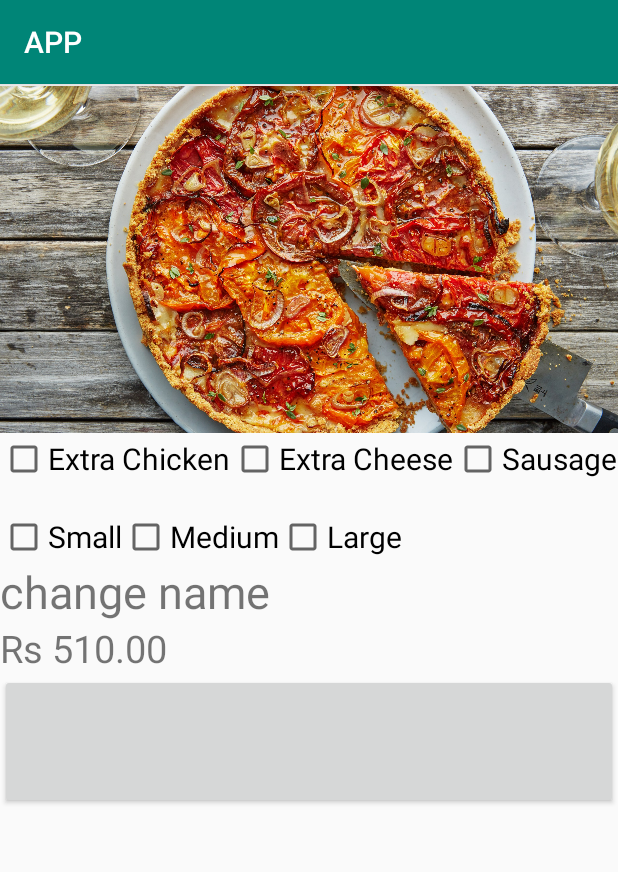
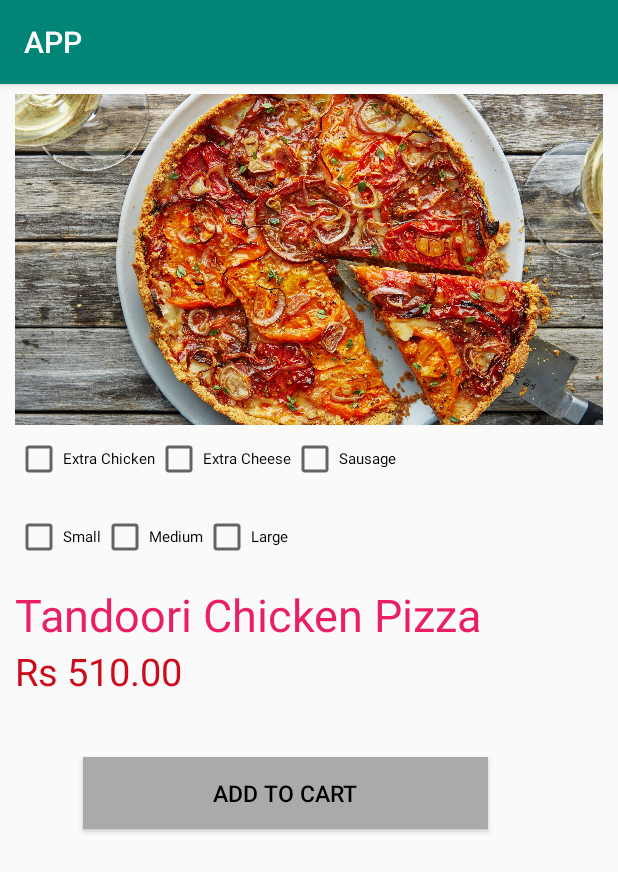
Before and after one commit to vidushaNasome/APP, an Android app: the MenuActivity screen opened directly, with no data from a screen before it, after a tap on "CUSTOMIZE", on a phone screen of 412 x 824 dp. Shown: the top 872 px of the screen. Run offline under Robolectric (Android 15) with nearby library versions, the light colour scheme and no system bars.

Commit message:
Merge branch 'master' of https://github.com/vidushaNasome/APP
# Conflicts:
#	app/src/main/AndroidManifest.xml

```diff
--- a/app/src/main/java/com/example/app/MenuActivity.java
+++ b/app/src/main/java/com/example/app/MenuActivity.java
@@ -9,7 +9,7 @@ import android.widget.Button;
 
 public class MenuActivity extends AppCompatActivity {
 
-    Button btn1,btn2,btn3;
+    Button btn1,btn2,btn3,btn4;
     @Override
     protected void onCreate(Bundle savedInstanceState) {
         super.onCreate(savedInstanceState);
@@ -18,6 +18,7 @@ public class MenuActivity extends AppCompatActivity {
         btn1=findViewById(R.id.tc_customize);
         btn2=findViewById(R.id.sd_customize);
         btn3=findViewById(R.id.ps_customize);
+        btn4=findViewById(R.id.dc_customize);
         Intent i1 =getIntent();
         Intent i2=getIntent();
         Intent i3=getIntent();
@@ -33,7 +34,7 @@ public class MenuActivity extends AppCompatActivity {
             @Override
             public void onClick(View view) {
                 Intent i1 = new Intent(MenuActivity.this,custom.class);
-                String p="change name";
+                String p="Tandoori Chicken Pizza";
                 String price="510";
                 i1.putExtra("msg1",p);
                 i1.putExtra("msg2",price);
@@ -44,6 +45,10 @@ public class MenuActivity extends AppCompatActivity {
             @Override
             public void onClick(View view) {
                 Intent i2 = new Intent(MenuActivity.this,custom.class);
+                String p="Sausage Delight Pizza";
+                String price="510";
+                i2.putExtra("msg1",p);
+                i2.putExtra("msg2",price);
                 startActivity(i2);
             }
         });
@@ -51,6 +56,21 @@ public class MenuActivity extends AppCompatActivity {
             @Override
             public void onClick(View view) {
                 Intent i3 = new Intent(MenuActivity.this,custom.class);
+                String p="Paneer Spice Pizza";
+                String price="510";
+                i3.putExtra("msg1",p);
+                i3.putExtra("msg2",price);
+                startActivity(i3);
+            }
+        });
+        btn4.setOnClickListener(new View.OnClickListener() {
+            @Override
+            public void onClick(View view) {
+                Intent i3 = new Intent(MenuActivity.this,custom.class);
+                String p="Develled Chicken Pizza";
+                String price="510";
+                i3.putExtra("msg1",p);
+                i3.putExtra("msg2",price);
                 startActivity(i3);
             }
         });
--- a/app/src/main/res/layout/activity_custom.xml
+++ b/app/src/main/res/layout/activity_custom.xml
@@ -4,6 +4,8 @@
     xmlns:tools="http://schemas.android.com/tools"
     android:layout_width="match_parent"
     android:layout_height="match_parent"
+    android:layout_marginLeft="10dp"
+    android:layout_marginRight="10dp"
     android:orientation="vertical"
     tools:context=".custom">
         <RelativeLayout
@@ -27,19 +29,19 @@
             android:layout_width="match_parent"
             android:layout_height="wrap_content"
             android:text="Extra Chicken"
-            android:textSize="20dp" />
+            android:textSize="10dp" />
         <CheckBox
             android:id="@+id/checkExtraCheese"
             android:layout_width="match_parent"
             android:layout_height="wrap_content"
             android:text="Extra Cheese"
-            android:textSize="20dp"/>
+            android:textSize="10dp"/>
         <CheckBox
             android:id="@+id/checkSausage"
             android:layout_width="match_parent"
             android:layout_height="wrap_content"
             android:text="Sausage"
-            android:textSize="20dp"/>
+            android:textSize="10dp"/>
     </LinearLayout>
 
    <LinearLayout
@@ -52,21 +54,21 @@
         android:layout_width="match_parent"
         android:layout_height="wrap_content"
         android:text="Small"
-        android:textSize="20dp"/>
+        android:textSize="10dp"/>
 
         <CheckBox
             android:id="@+id/checkMedium"
             android:layout_width="match_parent"
             android:layout_height="wrap_content"
             android:text="Medium"
-            android:textSize="20dp"/>
+            android:textSize="10dp"/>
 
         <CheckBox
             android:id="@+id/checkLarge"
             android:layout_width="match_parent"
             android:layout_height="wrap_content"
             android:text="Large"
-            android:textSize="20dp"/>
+            android:textSize="10dp"/>
    </LinearLayout>
 
 
@@ -74,7 +76,9 @@
         android:id="@+id/pizza1"
         android:layout_width="wrap_content"
         android:layout_height="wrap_content"
-        android:text="Pizza"
+        android:layout_marginTop="15dp"
+        android:text="Tandoori Chicken Pizza"
+        android:textColor="#E91E63"
         android:textSize="30dp" />
 
     <TextView
@@ -82,12 +86,19 @@
         android:layout_width="wrap_content"
         android:layout_height="wrap_content"
         android:text="Rs.510"
+        android:textColor="#CC0C1D"
         android:textSize="25dp" />
+
     <Button
         android:id="@+id/addtocartbtn"
-        android:layout_width="match_parent"
-        android:layout_height="90dp"
-        tools:text="Add to cart" />
+        android:layout_width="270dp"
+        android:layout_height="wrap_content"
+        android:layout_marginLeft="45dp"
+        android:layout_marginTop="40dp"
+        android:background="@android:color/darker_gray"
+        android:textColor="@android:color/background_dark"
+        android:textSize="15dp"
+        android:text="Add to Cart"/>
 
 
 </LinearLayout>
--- a/app/src/main/res/layout/activity_menu2.xml
+++ b/app/src/main/res/layout/activity_menu2.xml
@@ -112,7 +112,6 @@
                             android:layout_width="199dp"
                             android:layout_height="119dp"
                             android:layout_alignParentTop="true"
-
                             android:layout_alignParentRight="true"
                             android:layout_marginLeft="-50dp"
                             android:layout_marginTop="2dp"
@@ -349,7 +348,7 @@
                         android:layout_width="wrap_content"
                         android:layout_height="wrap_content"
                         android:fontFamily="@font/roboto_bolditalic"
-                        android:text="Tandoori Chicken Pizza"
+                        android:text="Develled Chicken Pizza"
                         android:textColor="#f22f11"
                         android:textSize="20dp" />
 
@@ -371,6 +370,7 @@
                                 android:textSize="20dp" />
 
                             <Button
+                                android:id="@+id/dc_customize"
                                 android:layout_marginTop="10dp"
                                 android:layout_width="120dp"
                                 android:layout_height="wrap_content"
@@ -394,7 +394,6 @@
                             android:layout_width="199dp"
                             android:layout_height="119dp"
                             android:layout_alignParentRight="true"
-
                             android:layout_marginLeft="-40dp"
                             android:layout_marginTop="2dp"
                             android:layout_marginRight="5dp"
--- a/app/src/main/res/values/strings.xml
+++ b/app/src/main/res/values/strings.xml
@@ -40,4 +40,5 @@
     <string name="delete">DELETE</string>
     <string name="UPDATE">UPDATE</string>
     <string name="Massages">"Vidusha        I need to contact Manager"</string>
+    <string name="addtocart">Add to Cart</string>
 </resources>
```
Also changed, not shown: app/src/main/res/layout/successmsg.xml (+7 -3 lines).
